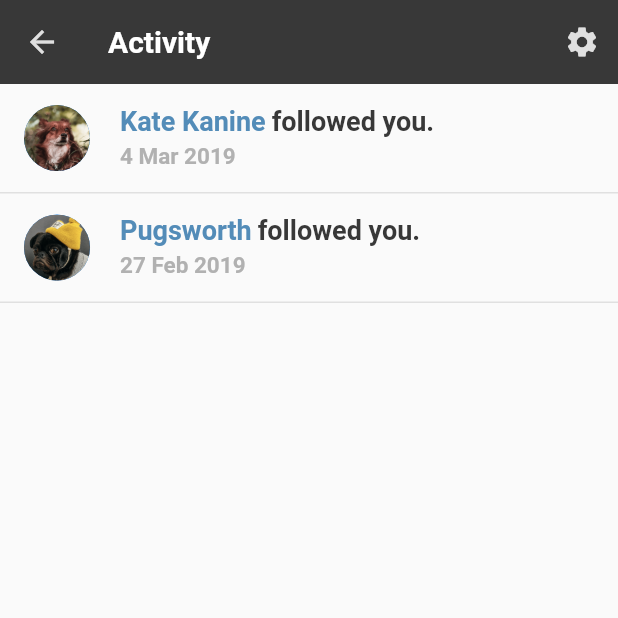
After one commit to taml/fluttter-app, a Flutter app: the screen it shows after launch, after a tap on the "show chart" icon, on a phone screen of 412 x 824 dp, the top half of it. The commit adds this screen. Run offline on Flutter 3.47's test engine with Material 2 defaults, Android fonts, the light colour scheme and no system bars; Roboto replaces fonts that are missing (GothicA1).

Commit message:
Added activity data and activity route.

```diff
--- /dev/null
+++ b/lib/activity.dart
@@ -0,0 +1,125 @@
+import 'package:flutter/material.dart';
+
+import 'colors.dart';
+import 'fontfams.dart';
+
+import 'models/activity_post.dart';
+import 'utils/fluttter_data.dart';
+
+class ActivityRoute extends StatelessWidget {
+  @override
+  Widget build(BuildContext context) {
+    return Scaffold(
+      appBar: AppBar(
+        backgroundColor: fluttterDarkGrey,
+        brightness: Brightness.dark,
+        elevation: 0.0,
+        iconTheme: IconThemeData(
+          color: Colors.grey[300],
+        ),
+        title: Text(
+          'Activity',
+          style: TextStyle(
+            fontFamily: fluttterMainFont,
+            fontWeight: FontWeight.w700,
+          ),
+        ),
+        actions: <Widget>[
+          IconButton(
+            icon: Icon(
+              Icons.settings,
+              color: Colors.grey[300],
+              semanticLabel: 'settings',
+            ),
+            onPressed: null,
+          ),
+        ],
+      ),
+      body: ActivityContent(),
+    );
+  }
+}
+
+class ActivityContent extends StatelessWidget {
+  Widget _buildListTile(ActivityPost post) {
+    final _authorImg = post.authorImg;
+    final _author = post.author;
+    final _activityText = post.activityText;
+    final _date = post.date;
+
+    return Container(
+      decoration: BoxDecoration(
+          border: Border(
+              bottom: BorderSide(
+        color: Colors.grey[300],
+      ))),
+      child: ListTile(
+        leading: CircleAvatar(
+          backgroundImage: AssetImage(_authorImg),
+          radius: 22.0,
+        ),
+        title: Row(
+          children: <Widget>[
+            Container(
+              padding: const EdgeInsets.symmetric(horizontal: 4.0),
+              child: Text(
+                _author,
+                textAlign: TextAlign.start,
+                style: TextStyle(
+                  fontFamily: fluttterMainFont,
+                  fontWeight: FontWeight.w700,
+                  color: fluttterBlue,
+                  fontSize: 18.0,
+                ),
+              ),
+            ),
+            Container(
+              padding: const EdgeInsets.fromLTRB(0.0, 0.0, 16.0, 0.0),
+              child: Text(
+                _activityText,
+                textAlign: TextAlign.start,
+                style: TextStyle(
+                  fontFamily: fluttterMainFont,
+                  fontWeight: FontWeight.w600,
+                  color: fluttterDarkGrey,
+                  fontSize: 18.0,
+                ),
+              ),
+            ),
+          ],
+        ),
+        subtitle: Container(
+          padding: const EdgeInsets.fromLTRB(4.0, 4.0, 4.0, 0.0),
+          child: Text(
+            _date,
+            style: TextStyle(
+              fontFamily: fluttterMainFont,
+              fontWeight: FontWeight.w600,
+              color: fluttterMidGrey,
+              fontSize: 15.0,
+            ),
+          ),
+        ),
+      ),
+    );
+  }
+
+  @override
+  Widget build(BuildContext context) {
+    final List<ActivityPost> activityPosts = FluttterData().getActivityData();
+
+    Widget getData(List<ActivityPost> posts, int index) {
+      List<Container> postTiles = [];
+      posts.forEach((value) {
+        postTiles.add(_buildListTile(value));
+      });
+      return postTiles[index];
+    }
+
+    return ListView.builder(
+      itemCount: activityPosts.length,
+      itemBuilder: (BuildContext context, int index) =>
+          getData(activityPosts, index),
+    );
+  }
+}
--- a/lib/colors.dart
+++ b/lib/colors.dart
@@ -1,6 +1,7 @@
 import 'package:flutter/material.dart';
 
 const fluttterDarkGrey = Color(0xFF383838);
-const fluttterLightGrey = Color(0xFFB1B1B1);
+const fluttterMidGrey = Color(0xFFB1B1B1);
+const fluttterLightGrey = Color(0xFFF2F2F2);
 const fluttterPink = Color(0xFFEA4C89);
 const fluttterBlue = Color(0xFF538CB8);
--- /dev/null
+++ b/lib/fontfams.dart
@@ -0,0 +1,3 @@
+
+const fluttterMainFont = 'GothicA1';
+const fluttterBrandFont = 'Pacifico';
--- a/lib/main.dart
+++ b/lib/main.dart
@@ -1,10 +1,10 @@
 import 'package:flutter/material.dart';
 
+import 'activity.dart';
 import 'colors.dart';
+import 'fontfams.dart';
 import 'models/post.dart';
 import 'utils/fluttter_data.dart';
-
-const fluttterMainFont = 'GothicA1';
 
 void main() => runApp(FluttterApp());
 
@@ -13,12 +13,12 @@ class FluttterApp extends StatelessWidget {
   Widget build(BuildContext context) {
     return MaterialApp(
       title: 'Fluttter',
-      home: HomePage(),
+      home: HomeRoute(),
     );
   }
 }
 
-class HomePage extends StatelessWidget {
+class HomeRoute extends StatelessWidget {
   Widget _buildTabs() {
     return TabBar(
       indicatorColor: fluttterPink,
@@ -64,7 +64,7 @@ class HomePage extends StatelessWidget {
           title: Text(
             'fluttter',
             style: TextStyle(
-              fontFamily: 'Pacifico',
+              fontFamily: fluttterBrandFont,
               fontSize: 26.0,
             ),
           ),
@@ -75,7 +75,12 @@ class HomePage extends StatelessWidget {
                 color: Colors.grey[300],
                 semanticLabel: 'activity',
               ),
-              onPressed: null,
+              onPressed: () {
+                Navigator.push(
+                  context,
+                  MaterialPageRoute(builder: (context) => ActivityRoute()),
+                );
+              },
             ),
             IconButton(
               icon: Icon(
@@ -88,7 +93,7 @@ class HomePage extends StatelessWidget {
           ],
           bottom: _buildTabs(),
         ),
-        backgroundColor: Color(0xFFF2F2F2),
+        backgroundColor: fluttterLightGrey,
         body: BodyContent(),
       ),
     );
@@ -142,8 +147,6 @@ class BodyContent extends StatelessWidget {
               ),
               Row(
                 children: <Widget>[
-                  Column(
-                    children: <Widget>[
                   Container(
                     padding: const EdgeInsets.fromLTRB(4.0, 0.0, 2.0, 16.0),
                     child: Text(
@@ -157,25 +160,18 @@ class BodyContent extends StatelessWidget {
                       ),
                     ),
                   ),
-                    ],
-                  ),
-                  Column(
-                    children: <Widget>[
                   Container(
-                        padding:
-                            const EdgeInsets.fromLTRB(0.0, 0.0, 16.0, 16.0),
+                    padding: const EdgeInsets.fromLTRB(0.0, 0.0, 16.0, 16.0),
                     child: Text(
                       ', ' + _date,
                       textAlign: TextAlign.start,
                       style: TextStyle(
                         fontFamily: fluttterMainFont,
                         fontWeight: FontWeight.w600,
-                            color: fluttterLightGrey,
+                        color: fluttterMidGrey,
                         fontSize: 15.0,
                       ),
                     ),
-                      ),
-                    ],
                   ),
                 ],
               ),
--- /dev/null
+++ b/lib/models/activity_post.dart
@@ -0,0 +1,8 @@
+class ActivityPost {
+  const ActivityPost(this.authorImg, this.author, this.activityText, this.date);
+
+  final String authorImg;
+  final String author;
+  final String activityText;
+  final String date;
+}
--- a/lib/utils/fluttter_data.dart
+++ b/lib/utils/fluttter_data.dart
@@ -1,3 +1,4 @@
+import '../models/activity_post.dart';
 import '../models/post.dart';
 
 class FluttterData {
@@ -23,4 +24,10 @@ class FluttterData {
     return [post1, post2, post3];
   }
 
+  List<ActivityPost> getActivityData() {
+    ActivityPost activityPost1 = ActivityPost('assets/profile/dog7.png', 'Kate Kanine', 'followed you.', '4 Mar 2019');
+    ActivityPost activityPost2 = ActivityPost('assets/profile/dog6.png', 'Pugsworth', 'followed you.', '27 Feb 2019');
+    return [activityPost1, activityPost2];
+  }
+
 }
```
Lines whose indentation alone changed are shown as unchanged.
